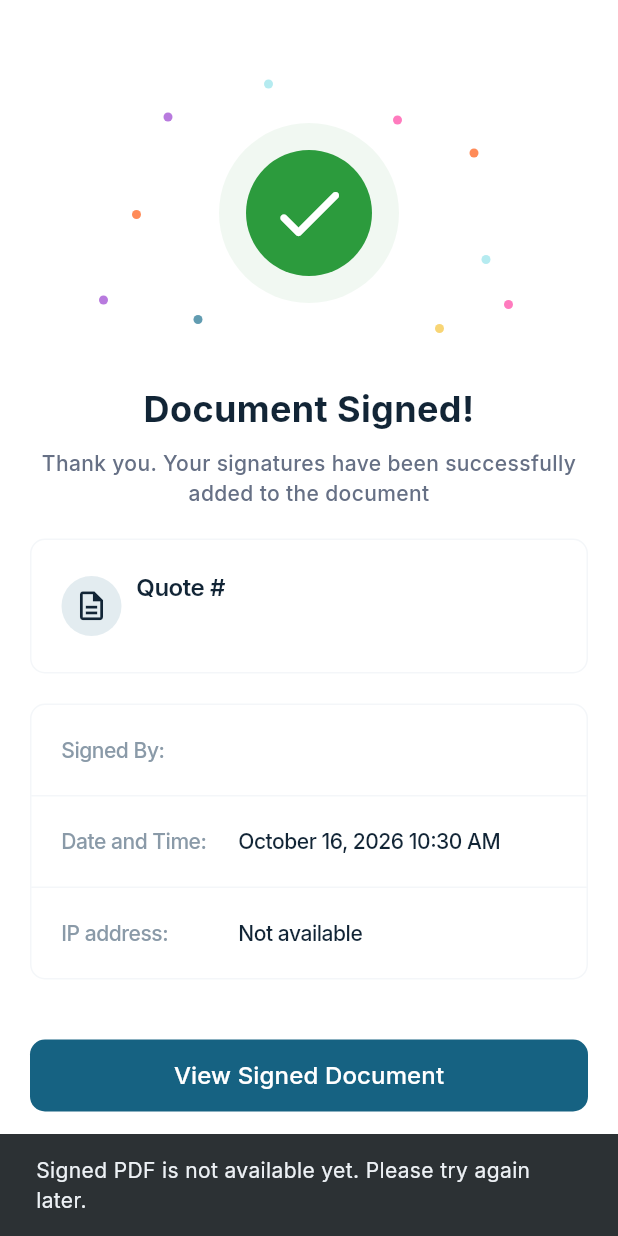
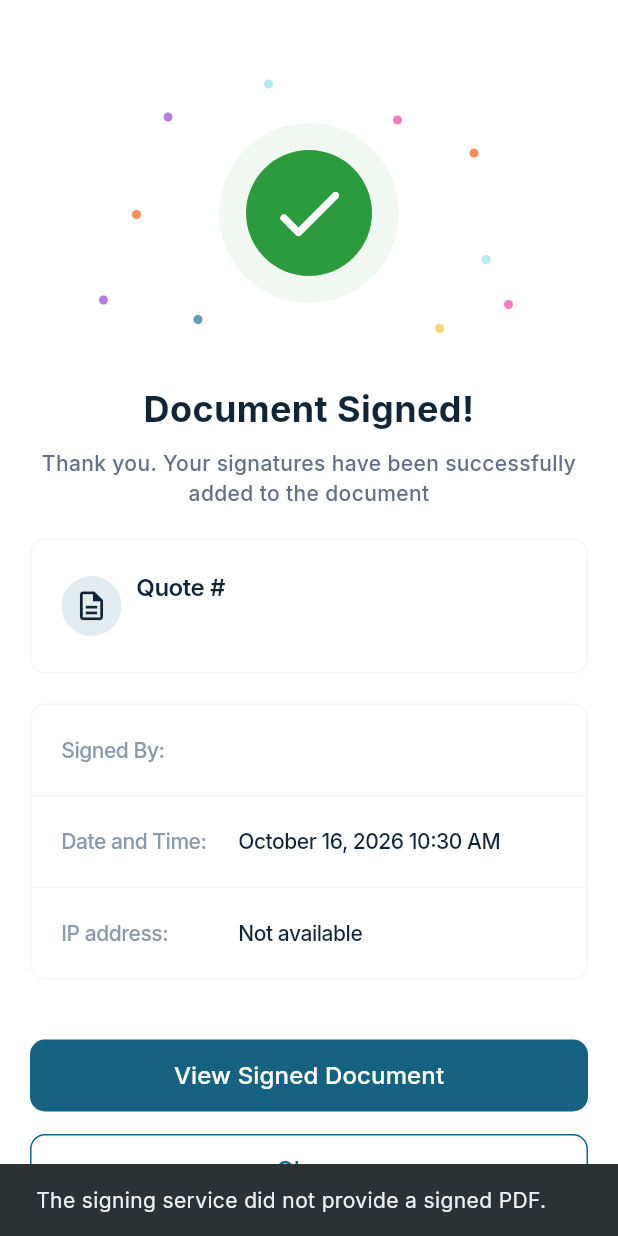
Before and after one commit to kamrans262/sign_app, a Flutter app: the DocumentSignedSuccessScreen screen opened directly with empty values, after a tap on "View Signed Document", on a phone screen of 412 x 824 dp. Run offline on Flutter 3.47's test engine with Material 3 defaults, Android fonts, the phone set to English and light mode, and no system bars; our stand-ins replace file_picker, flutter_svg, image_picker, pdf, printing, qr_flutter; missing offline and left inert: record; accounts and stored records are empty.

Commit message:
feat(phase3): share service-issued signed PDF from existing confirmation screen

```diff
--- a/lib/features/quotes/presentation/screens/document_signed_success_screen.dart
+++ b/lib/features/quotes/presentation/screens/document_signed_success_screen.dart
@@ -1,31 +1,14 @@
 import 'package:flutter/material.dart';
+import 'package:printing/printing.dart';
+
+import '../../domain/quote_signed_display_data.dart';
+export '../../domain/quote_signed_display_data.dart' show QuoteSignedDisplayData;
 
 import '../../../../core/theme/app_colors.dart';
 import '../../../../core/widgets/sign2digital_outlined_container.dart';
 import '../../../../core/widgets/sign2digital_primary_button.dart';
 import '../widgets/sign2digital_animated_success.dart';
 import '../widgets/sign2digital_quote_summary_card.dart';
-
-/// Display data: production callers must supply trusted signing/audit details.
-class QuoteSignedDisplayData {
-  const QuoteSignedDisplayData({
-    required this.documentId,
-    required this.quoteNumber,
-    required this.projectName,
-    required this.signerName,
-    required this.signedAt,
-    this.ipAddress,
-    this.demoOnly = false,
-  });
-
-  final String documentId;
-  final String quoteNumber;
-  final String projectName;
-  final String signerName;
-  final DateTime signedAt;
-  final String? ipAddress;
-  final bool demoOnly;
-}
 
 class DocumentSignedSuccessScreen extends StatelessWidget {
   const DocumentSignedSuccessScreen({
@@ -91,16 +74,33 @@ class DocumentSignedSuccessScreen extends StatelessWidget {
     projectName: data.projectName,
   );
 
-  void _viewDocument(BuildContext context) {
+  Future<void> _viewDocument(BuildContext context) async {
     if (onViewSignedDocument != null) {
       onViewSignedDocument!();
-    } else {
-      ScaffoldMessenger.of(context).showSnackBar(SnackBar(
-        content: Text(data.demoOnly
-            ? 'UI demo only: no real signed PDF exists. Use Quote Preview to inspect the sample quote.'
-            : 'Signed PDF is not available yet. Please try again later.'),
-      ));
+      return;
     }
+    final bytes = data.signedPdfBytes;
+    if (bytes != null && bytes.isNotEmpty) {
+      try {
+        await Printing.sharePdf(
+          bytes: bytes,
+          filename: 'Sign2Digital_Signed_${data.documentId.replaceAll(
+            RegExp(r'[^A-Za-z0-9_-]'), '_')}.pdf',
+        );
+      } catch (_) {
+        if (!context.mounted) return;
+        ScaffoldMessenger.of(context).showSnackBar(const SnackBar(
+          content: Text('Unable to share the signed PDF.'),
+        ));
+      }
+      return;
+    }
+    if (!context.mounted) return;
+    ScaffoldMessenger.of(context).showSnackBar(SnackBar(
+      content: Text(data.demoOnly
+          ? 'UI demo only: no real signed PDF exists.'
+          : 'The signing service did not provide a signed PDF.'),
+    ));
   }
 
   @override
```
